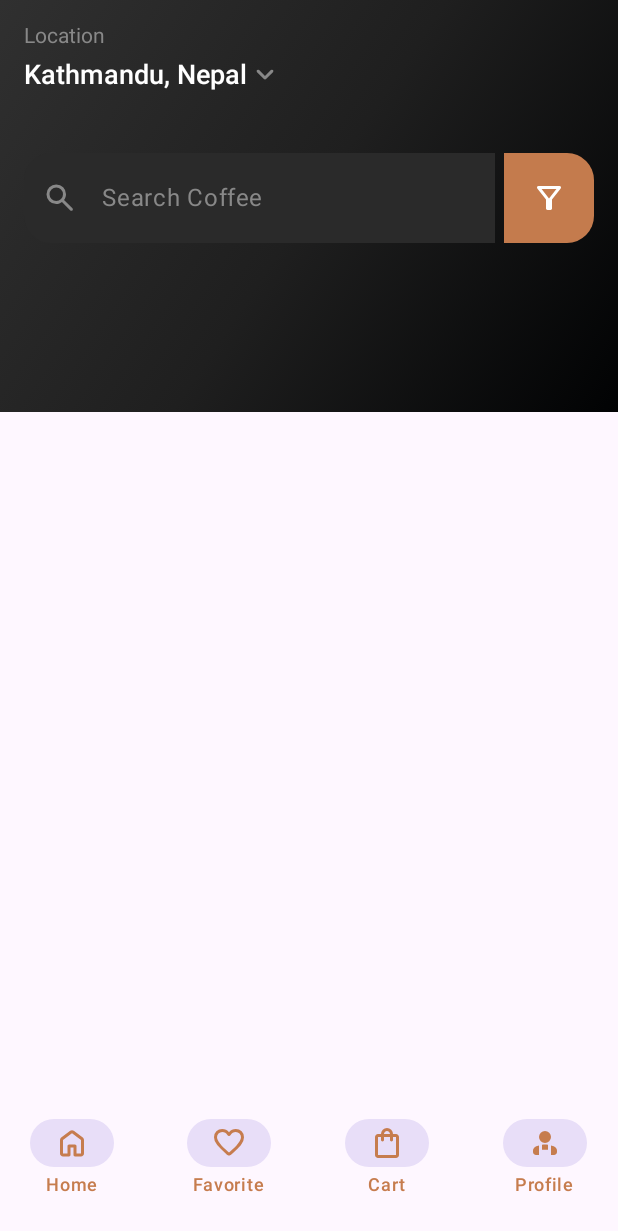
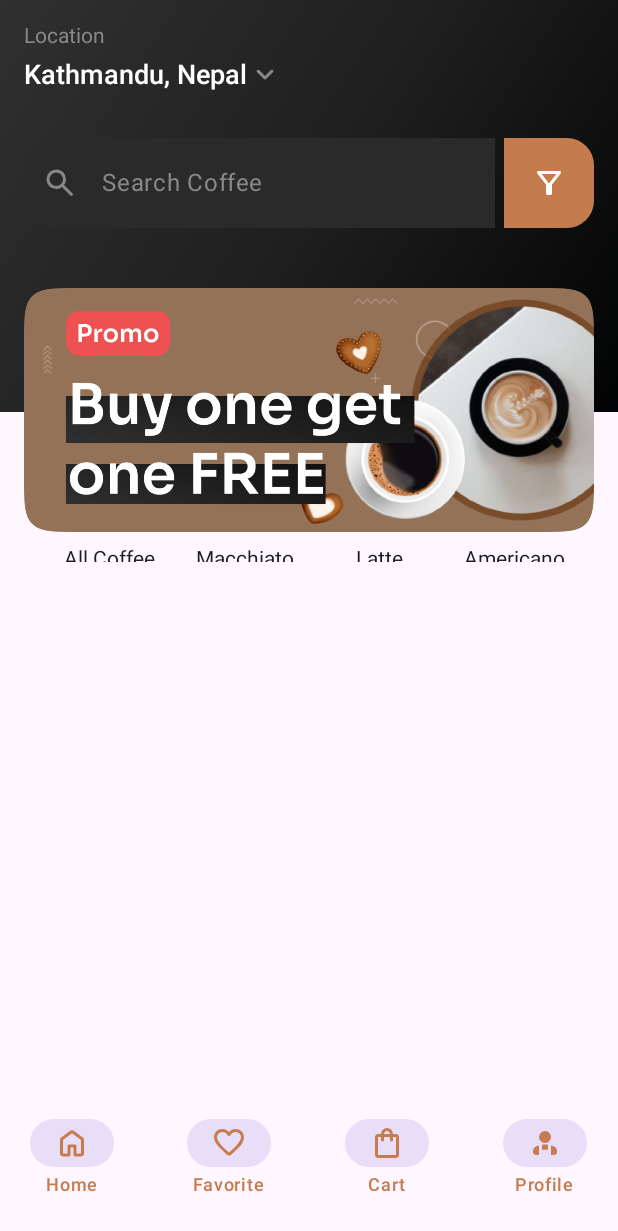
Before and after one commit to Aakashraz/MyCoffeeApp, an Android app built with Jetpack Compose: the screen it shows after launch (MainActivity), on a phone screen of 412 x 824 dp. Shown: the top 1231 px of the screen. Run offline under Robolectric (Android 15) with nearby library versions, the phone set to English and light mode, and no system bars.

Commit message:
HomeScreenCategories and CategoryChip composable file added

```diff
--- /dev/null
+++ b/app/src/main/java/com/example/mycoffeeapp/screens/homescreen/Categories.kt
@@ -0,0 +1,32 @@
+package com.example.mycoffeeapp.screens.homescreen
+
+import androidx.compose.foundation.layout.padding
+import androidx.compose.foundation.lazy.LazyRow
+import androidx.compose.foundation.lazy.items
+import androidx.compose.runtime.Composable
+import androidx.compose.runtime.getValue
+import androidx.compose.runtime.mutableStateOf
+import androidx.compose.runtime.remember
+import androidx.compose.runtime.setValue
+import androidx.compose.ui.Modifier
+import androidx.compose.ui.unit.dp
+
+
+@Composable
+fun Categories() {
+
+    val categories = listOf("All Coffee", "Macchiato", "Latte", "Americano", "Snacks", "Desert")
+
+    var selectedCategory by remember {mutableStateOf(categories.first()) }
+    LazyRow(
+        modifier = Modifier.padding(horizontal = 12.dp)
+    ) {
+        items(categories) { category ->
+            CategoryChip(
+                text = category,
+                isSelected = category == selectedCategory,
+                onSelected = { selectedCategory = category}
+            )
+        }
+    }
+}
--- /dev/null
+++ b/app/src/main/java/com/example/mycoffeeapp/screens/homescreen/CategoryChip.kt
@@ -0,0 +1,31 @@
+package com.example.mycoffeeapp.screens.homescreen
+
+import androidx.compose.foundation.clickable
+import androidx.compose.foundation.layout.Box
+import androidx.compose.foundation.layout.height
+import androidx.compose.foundation.layout.padding
+import androidx.compose.foundation.layout.width
+import androidx.compose.foundation.shape.RoundedCornerShape
+import androidx.compose.material3.Text
+import androidx.compose.runtime.Composable
+import androidx.compose.ui.Alignment
+import androidx.compose.ui.Modifier
+import androidx.compose.ui.draw.clip
+import androidx.compose.ui.unit.dp
+
+
+@Composable
+fun CategoryChip( text: String, isSelected: Boolean, onSelected: () -> Unit ) {
+
+    Box(
+        modifier = Modifier
+            .width(90.dp)
+            .height(30.dp)
+            .clip(RoundedCornerShape(12.dp))
+            .clickable { onSelected }
+            .padding(vertical = 10.dp, horizontal = 8.dp),
+        contentAlignment = Alignment.Center
+    ) {
+        Text(text = text)
+    }
+}
--- a/app/src/main/java/com/example/mycoffeeapp/screens/homescreen/HomeScreen.kt
+++ b/app/src/main/java/com/example/mycoffeeapp/screens/homescreen/HomeScreen.kt
@@ -1,5 +1,6 @@
 package com.example.mycoffeeapp.screens.homescreen
 
+import androidx.compose.foundation.Image
 import androidx.compose.foundation.background
 import androidx.compose.foundation.layout.Box
 import androidx.compose.foundation.layout.Column
@@ -82,9 +83,19 @@ fun HomeScreen() {
                 )
             }
 
+            Spacer(modifier = Modifier.height(30.dp))
+
+            MySearchBar()
+
             Spacer(modifier = Modifier.height(40.dp))
 
-            MySearchBar()
+            Image(
+                painter =  painterResource(R.drawable.banner_1),
+                contentDescription = "Banner Screen"
+            )
+
+            Categories()
+
         }
     }
 }
```
Also changed, not shown: app/src/main/res/drawable/banner_1.png (added).
